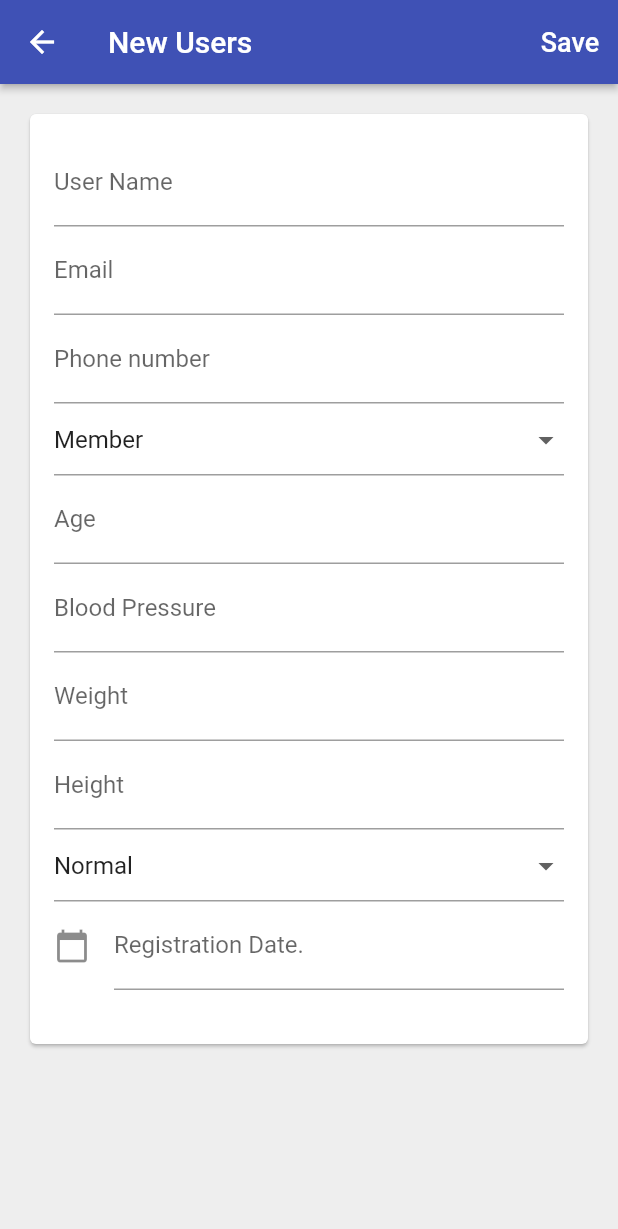
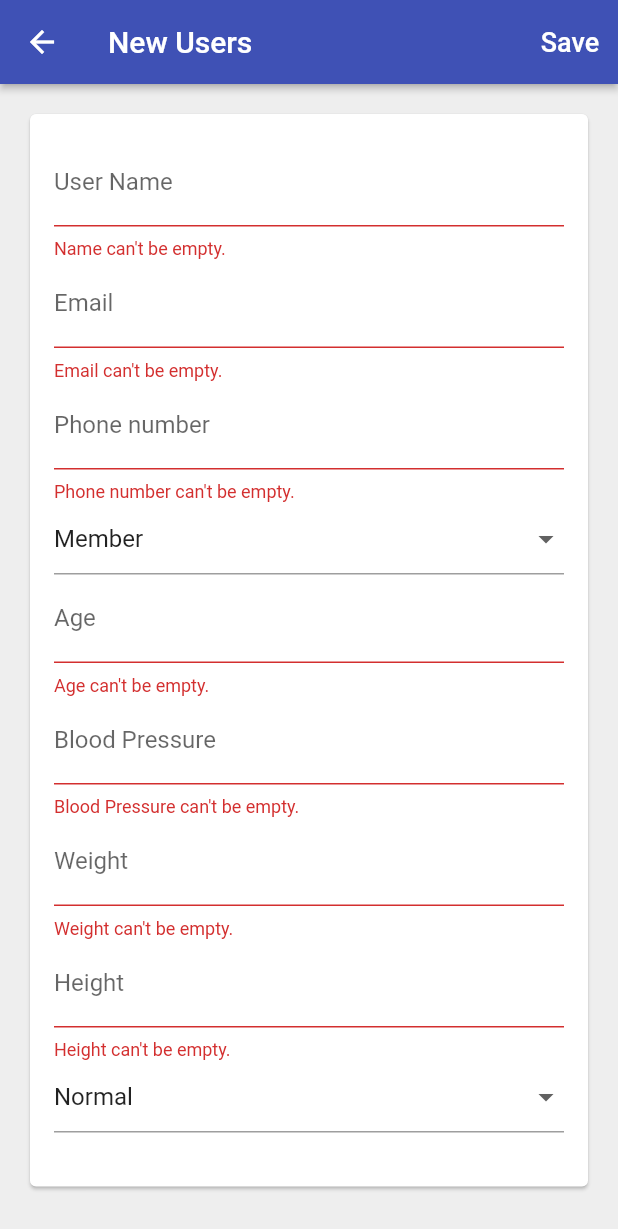
Before and after one commit to thobio/time_tracker_app, a Flutter app: the AddUserPage screen opened directly, after a tap on "Save", on a phone screen of 412 x 824 dp. Shown: the top 1229 px of the screen. Run offline on Flutter 3.47's test engine with Material 2 defaults, Android fonts, the phone set to English and light mode, and no system bars; our stand-ins replace cloud_firestore, firebase_auth, firebase_core, google_sign_in; accounts and stored records are empty.

Commit message:
add User

```diff
--- a/lib/App/home/users/add_user_page.dart
+++ b/lib/App/home/users/add_user_page.dart
@@ -1,15 +1,20 @@
 import 'package:flutter/material.dart';
 import 'package:provider/provider.dart';
+import 'package:time_tracker_app/App/home/model/user.dart';
 
 import '../../../services/database.dart';
+import '../../common_widgets/show_exception_alert_dialog.dart';
 
 class AddUserPage extends StatefulWidget {
-  const AddUserPage({super.key});
+  const AddUserPage({super.key, this.users});
+  final Users? users;
 
-  static Future<void> show(BuildContext context) async {
+  static Future<void> show(BuildContext context, {Users? users}) async {
     await Navigator.of(context).push(
       MaterialPageRoute(
-        builder: (context) => const AddUserPage(),
+        builder: (context) => AddUserPage(
+          users: users,
+        ),
         fullscreenDialog: true,
       ),
     );
@@ -20,17 +25,84 @@ class AddUserPage extends StatefulWidget {
 }
 
 class _AddUserPageState extends State<AddUserPage> {
+  final _formkey = GlobalKey<FormState>();
+
+  String _name = '';
+  String _email = '';
+  String _phoneNumber = '';
+  String _role = 'Member';
+  String _age = '';
+  String _height = '';
+  String _weight = '';
+  String _bp = '';
+  String _membership = 'Normal';
+
+  @override
+  void initState() {
+    super.initState();
+    if (widget.users != null) {
+      _name = widget.users!.name;
+      _email = widget.users!.email;
+
+      _phoneNumber = widget.users!.phoneNumber;
+      _role = widget.users!.roleUid;
+      _age = widget.users!.age;
+      _height = widget.users!.height;
+      _weight = widget.users!.weight;
+      _membership = widget.users!.memberShipUid!;
+      _bp = widget.users!.bp;
+    }
+  }
+
+  bool _validateAndSaveForm() {
+    final form = _formkey.currentState;
+    if (form!.validate()) {
+      form.save();
+      return true;
+    }
+    return false;
+  }
+
+  Future<void> _submit(BuildContext context) async {
+    if (_validateAndSaveForm()) {
+      try {
+        final database = Provider.of<Database>(context, listen: false);
+        await database.createUser(
+          Users(
+              age: _age,
+              bp: _bp,
+              dateOfJoining: DateTime.now().toString(),
+              email: _email,
+              height: _height,
+              name: _name,
+              phoneNumber: _phoneNumber,
+              roleUid: _role,
+              weight: _weight,
+              memberShipUid: _membership),
+        );
+        // ignore: use_build_context_synchronously
+        Navigator.pop(context);
+      } on Exception catch (e) {
+        showExceptionAlertDialog(
+          context,
+          title: "Operation failed",
+          exception: e,
+        );
+      }
+    }
+  }
+
   @override
   Widget build(BuildContext context) {
     return Scaffold(
       appBar: AppBar(
         elevation: 2.0,
-        title: const Text(
-          "New Users",
+        title: Text(
+          widget.users == null ? "New Users" : "Edit Users",
         ),
         actions: [
           TextButton(
-            onPressed: () {},
+            onPressed: () => _submit(context),
             child: const Text(
               "Save",
               style: TextStyle(
@@ -62,6 +134,7 @@ class _AddUserPageState extends State<AddUserPage> {
 
   Widget _buildForm(BuildContext context) {
     return Form(
+      key: _formkey,
       child: Column(
         crossAxisAlignment: CrossAxisAlignment.stretch,
         children: _buildFormChildren(context),
@@ -84,25 +157,47 @@ class _AddUserPageState extends State<AddUserPage> {
     String selectedMemberShipValue = "Normal";
     return [
       TextFormField(
+        initialValue: _name,
         decoration: const InputDecoration(
           labelText: "User Name",
         ),
+        validator: (value) => value!.isNotEmpty ? null : "Name can't be empty.",
+        onSaved: (newValue) => _name = newValue!,
       ),
       TextFormField(
+        initialValue: _email,
         decoration: const InputDecoration(
           labelText: "Email",
         ),
+        validator: (value) {
+          if (!value!.isNotEmpty) {
+            return "Email can't be empty.";
+          }
+          if (!value.contains('@') || !value.contains('.')) {
+            return 'Enter Valid Email';
+          }
+          return null;
+        },
+        onSaved: (newValue) => _email = newValue!,
         keyboardType: TextInputType.emailAddress,
       ),
       TextFormField(
+        initialValue: _phoneNumber,
         decoration: const InputDecoration(
           labelText: "Phone number",
         ),
+        validator: (value) {
+          if (!value!.isNotEmpty) {
+            return "Phone number can't be empty.";
+          }
+          return null;
+        },
+        onSaved: (newValue) => _phoneNumber = newValue!,
         keyboardType: TextInputType.phone,
       ),
       DropdownButtonFormField(
         hint: const Text("Select the role"),
-        value: selectedValue,
+        value: _role,
         items: menuItems.map((e) {
           return DropdownMenuItem(
             value: e,
@@ -111,40 +206,57 @@ class _AddUserPageState extends State<AddUserPage> {
         }).toList(),
         onChanged: (String? newValue) {
           setState(() {
-            selectedValue = newValue!;
+            _role = newValue!;
           });
         },
+        validator: (value) => value!.isNotEmpty ? null : "Role can't be empty.",
+        onSaved: (newValue) => _role = newValue!,
       ),
       TextFormField(
+        initialValue: _age,
         decoration: const InputDecoration(
           labelText: "Age",
         ),
         keyboardType: const TextInputType.numberWithOptions(
             decimal: false, signed: false),
+        validator: (value) => value!.isNotEmpty ? null : "Age can't be empty.",
+        onSaved: (newValue) => _age = newValue!,
       ),
       TextFormField(
+        initialValue: _bp,
         decoration: const InputDecoration(
           labelText: "Blood Pressure",
           hintText: "Example: 165/100",
         ),
         keyboardType:
             const TextInputType.numberWithOptions(decimal: true, signed: true),
+        validator: (value) =>
+            value!.isNotEmpty ? null : "Blood Pressure can't be empty.",
+        onSaved: (newValue) => _bp = newValue!,
       ),
       TextFormField(
+        initialValue: _weight,
         decoration: const InputDecoration(
           labelText: "Weight",
           hintText: "Example: 80 kg",
         ),
+        validator: (value) =>
+            value!.isNotEmpty ? null : "Weight can't be empty.",
+        onSaved: (newValue) => _weight = newValue!,
       ),
       TextFormField(
+        initialValue: _height,
         decoration: const InputDecoration(
           labelText: "Height",
           hintText: "Example: 180 cm",
         ),
+        validator: (value) =>
+            value!.isNotEmpty ? null : "Height can't be empty.",
+        onSaved: (newValue) => _height = newValue!,
       ),
       DropdownButtonFormField(
         hint: const Text("Select the Member Ship Plan"),
-        value: selectedMemberShipValue,
+        value: _membership,
         items: menuMemberShip.map((e) {
           return DropdownMenuItem(
             value: e,
@@ -153,34 +265,12 @@ class _AddUserPageState extends State<AddUserPage> {
         }).toList(),
         onChanged: (String? newValue) {
           setState(() {
-            selectedMemberShipValue = newValue!;
+            _membership = newValue!;
           });
         },
-      ),
-      TextFormField(
-        // focusNode: _focusNode,
-        keyboardType: TextInputType.phone,
-        autocorrect: false,
-        //controller: intialdateval,
-        onSaved: (value) {
-          // data.registrationdate = value;
-        },
-        onTap: () {
-          // _selectDate();
-          FocusScope.of(context).requestFocus(FocusNode());
-        },
-
-        maxLines: 1,
-        //initialValue: 'Aseem Wangoo',
-        validator: (value) {
-          return null;
-        },
-        decoration: const InputDecoration(
-          labelText: 'Registration Date.',
-          //filled: true,
-          icon: Icon(Icons.calendar_today),
-          labelStyle: TextStyle(decorationStyle: TextDecorationStyle.solid),
-        ),
+        validator: (value) =>
+            value!.isNotEmpty ? null : "Membership can't be empty.",
+        onSaved: (newValue) => _membership = newValue!,
       ),
       const SizedBox(
         height: 20,
--- a/lib/App/home/users/user_list_page.dart
+++ b/lib/App/home/users/user_list_page.dart
@@ -73,7 +73,7 @@ class UserListPage extends StatelessWidget {
         ),
       ),
       floatingActionButton: FloatingActionButton(
-        onPressed: () => AddUserPage.show(context),
+        onPressed: () => AddUserPage.show(context, users: null),
         child: const Icon(Icons.add),
       ),
     );
@@ -85,7 +85,11 @@ class UserListPage extends StatelessWidget {
       child: ListView.builder(
           itemCount: snapshot.data!.length,
           itemBuilder: (context, index) {
-            return SizedBox(
+            return InkWell(
+              onTap: (() {
+                print("Tapped on the User name");
+              }),
+              child: SizedBox(
                 height: 100,
                 child: Center(
                   child: Row(children: [
@@ -169,7 +173,10 @@ class UserListPage extends StatelessWidget {
                           ),
                           const Spacer(),
                         ]),
+                    const Spacer(),
+                    const Icon(Icons.chevron_right_sharp),
                   ]),
+                ),
               ),
             );
           }),
--- a/lib/services/database.dart
+++ b/lib/services/database.dart
@@ -17,7 +17,7 @@ class FirestoreDatabase implements Database {
 
   @override
   Future<void> createUser(Users user) => _service.setData(
-        path: APIPath.user(uid),
+        path: APIPath.user(user.email),
         data: user.toMap(),
       );
 
--- a/lib/services/firebase_service.dart
+++ b/lib/services/firebase_service.dart
@@ -19,7 +19,7 @@ class FirebaseService {
   }) {
     final reference = FirebaseFirestore.instance
         .collection(path)
-        .where('uid', isNotEqualTo: FirebaseAuth.instance.currentUser!.uid);
+        .where('email', isNotEqualTo: FirebaseAuth.instance.currentUser!.email);
     final snapshots = reference.snapshots();
     return snapshots.map(
         (snapshot) => snapshot.docs.map((e) => builder(e.data())).toList());
--- a/pubspec.yaml
+++ b/pubspec.yaml
@@ -37,6 +37,7 @@ dependencies:
     sdk: flutter
   google_sign_in: ^5.4.2
   provider: ^6.0.5
+  date_time_picker: ^2.1.0
 
 dev_dependencies:
   flutter_lints: ^2.0.0
```
Also changed, not shown: pubspec.lock. Lines whose indentation alone changed are shown as unchanged.
